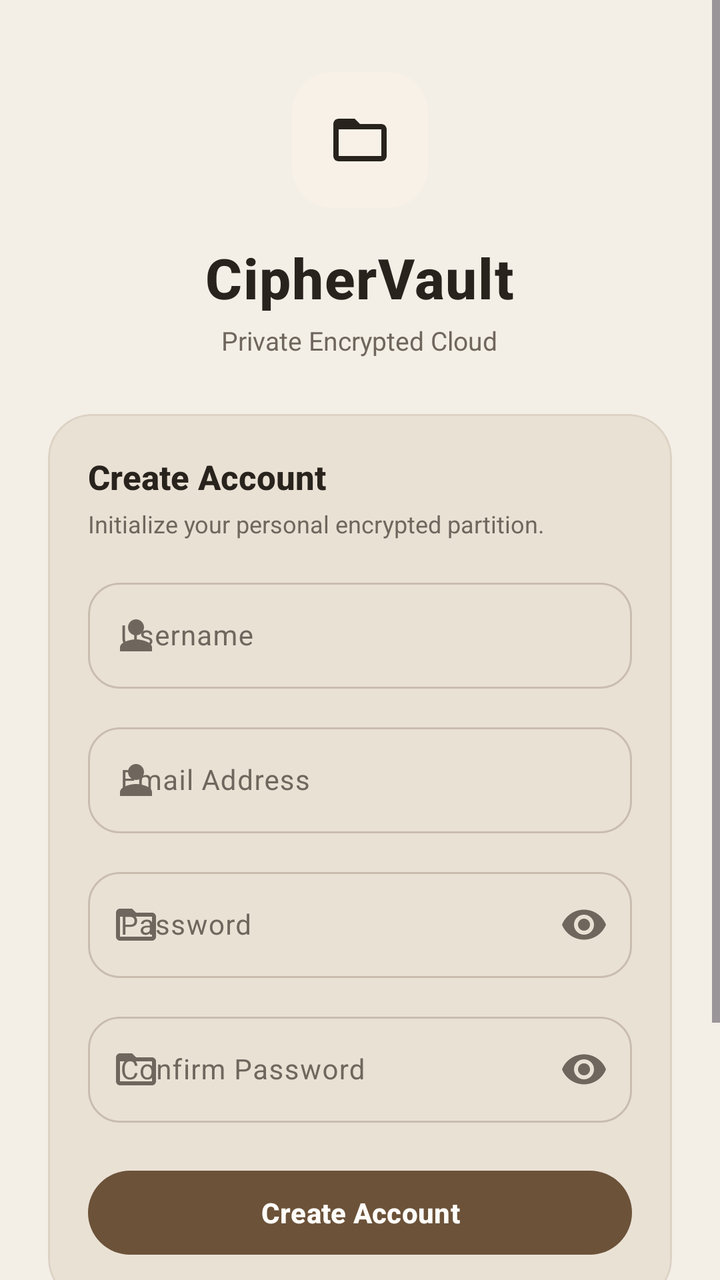
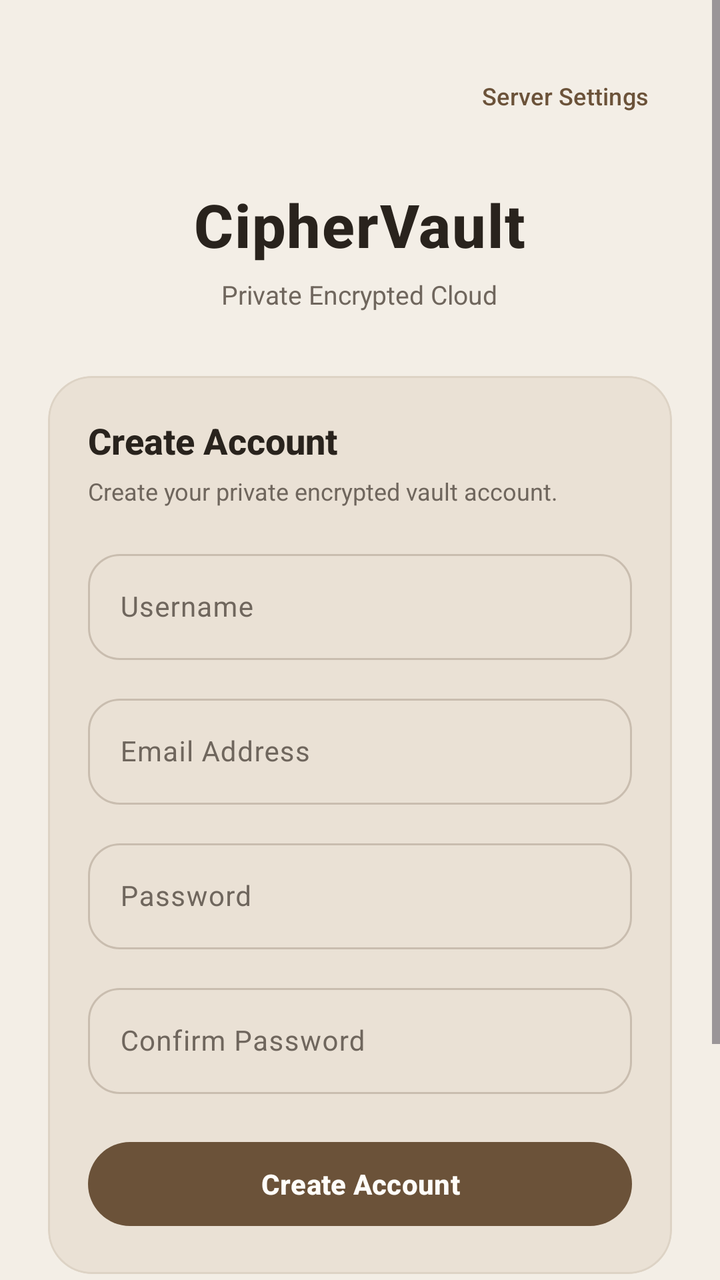

Before-and-after screenshots of an Android layout around one commit, followed by the original layout XML and the change that was made.
<!-- AndroidManifest.xml: application theme Theme.CipherVault -->
<!-- res/layout/activity_sign_up.xml -->
<?xml version="1.0" encoding="utf-8"?>
<ScrollView xmlns:android="http://schemas.android.com/apk/res/android"
    xmlns:app="http://schemas.android.com/apk/res-auto"
    android:layout_width="match_parent"
    android:layout_height="match_parent"
    android:fillViewport="true"
    android:fitsSystemWindows="true"
    android:background="?attr/colorSurface">

    <LinearLayout
        android:layout_width="match_parent"
        android:layout_height="wrap_content"
        android:orientation="vertical"
        android:gravity="center_horizontal"
        android:paddingHorizontal="24dp"
        android:paddingTop="36dp"
        android:paddingBottom="24dp">

        
        <com.google.android.material.card.MaterialCardView
            android:layout_width="68dp"
            android:layout_height="68dp"
            app:cardCornerRadius="20dp"
            app:cardElevation="0dp"
            app:strokeWidth="0dp"
            app:cardBackgroundColor="?attr/colorSecondaryContainer">

            <ImageView
                android:layout_width="32dp"
                android:layout_height="32dp"
                android:layout_gravity="center"
                android:contentDescription="New Vault Account"
                android:src="@drawable/ic_nav_files"
                app:tint="?attr/colorOnSecondaryContainer" />
        </com.google.android.material.card.MaterialCardView>

        
        <TextView
            android:layout_width="wrap_content"
            android:layout_height="wrap_content"
            android:layout_marginTop="16dp"
            android:text="CipherVault"
            android:textColor="?attr/colorOnSurface"
            android:textSize="28sp"
            android:fontFamily="sans-serif-medium"
            android:textStyle="bold"
            android:letterSpacing="0.02" />

        <TextView
            android:layout_width="wrap_content"
            android:layout_height="wrap_content"
            android:layout_marginTop="4dp"
            android:text="Private Encrypted Cloud"
            android:textColor="?attr/colorOnSurfaceVariant"
            android:textSize="13sp" />

        
        <com.google.android.material.card.MaterialCardView
            android:layout_width="match_parent"
            android:layout_height="wrap_content"
            android:layout_marginTop="28dp"
            app:cardCornerRadius="22dp"
            app:cardElevation="0dp"
            app:strokeWidth="1dp"
            app:strokeColor="?attr/colorOutlineVariant"
            app:cardBackgroundColor="?attr/colorSurfaceContainerLow">

            <LinearLayout
                android:layout_width="match_parent"
                android:layout_height="wrap_content"
                android:orientation="vertical"
                android:padding="20dp">

                <TextView
                    android:layout_width="match_parent"
                    android:layout_height="wrap_content"
                    android:text="Create Account"
                    android:textColor="?attr/colorOnSurface"
                    android:textSize="17sp"
                    android:fontFamily="sans-serif-medium"
                    android:textStyle="bold" />

                <TextView
                    android:layout_width="match_parent"
                    android:layout_height="wrap_content"
                    android:layout_marginTop="4dp"
                    android:text="Initialize your personal encrypted partition."
                    android:textColor="?attr/colorOnSurfaceVariant"
                    android:textSize="12sp"
                    android:lineSpacingExtra="2dp" />

                
                <com.google.android.material.textfield.TextInputLayout
                    android:layout_width="match_parent"
                    android:layout_height="wrap_content"
                    android:layout_marginTop="16dp"
                    android:hint="Username"
                    style="@style/Widget.Material3.TextInputLayout.OutlinedBox"
                    app:boxCornerRadiusTopStart="16dp"
                    app:boxCornerRadiusTopEnd="16dp"
                    app:boxCornerRadiusBottomStart="16dp"
                    app:boxCornerRadiusBottomEnd="16dp"
                    app:startIconDrawable="@drawable/ic_nav_profile"
                    app:startIconTint="?attr/colorOnSurfaceVariant">

                    <com.google.android.material.textfield.TextInputEditText
                        android:id="@+id/usernameInput"
                        android:layout_width="match_parent"
                        android:layout_height="wrap_content"
                        android:inputType="text"
                        android:singleLine="true"
                        android:textColor="?attr/colorOnSurface"
                        android:textSize="14sp" />
                </com.google.android.material.textfield.TextInputLayout>

                
                <com.google.android.material.textfield.TextInputLayout
                    android:layout_width="match_parent"
                    android:layout_height="wrap_content"
                    android:layout_marginTop="14dp"
                    android:hint="Email Address"
                    style="@style/Widget.Material3.TextInputLayout.OutlinedBox"
                    app:boxCornerRadiusTopStart="16dp"
                    app:boxCornerRadiusTopEnd="16dp"
                    app:boxCornerRadiusBottomStart="16dp"
                    app:boxCornerRadiusBottomEnd="16dp"
                    app:startIconDrawable="@drawable/ic_nav_profile"
                    app:startIconTint="?attr/colorOnSurfaceVariant">

                    <com.google.android.material.textfield.TextInputEditText
                        android:id="@+id/emailInput"
                        android:layout_width="match_parent"
                        android:layout_height="wrap_content"
                        android:inputType="textEmailAddress"
                        android:singleLine="true"
                        android:textColor="?attr/colorOnSurface"
                        android:textSize="14sp" />
                </com.google.android.material.textfield.TextInputLayout>

                
                <com.google.android.material.textfield.TextInputLayout
                    android:layout_width="match_parent"
                    android:layout_height="wrap_content"
                    android:layout_marginTop="14dp"
                    android:hint="Password"
                    style="@style/Widget.Material3.TextInputLayout.OutlinedBox"
                    app:boxCornerRadiusTopStart="16dp"
                    app:boxCornerRadiusTopEnd="16dp"
                    app:boxCornerRadiusBottomStart="16dp"
                    app:boxCornerRadiusBottomEnd="16dp"
                    app:startIconDrawable="@drawable/ic_nav_files"
                    app:startIconTint="?attr/colorOnSurfaceVariant"
                    app:endIconMode="password_toggle">

                    <com.google.android.material.textfield.TextInputEditText
                        android:id="@+id/passwordInput"
                        android:layout_width="match_parent"
                        android:layout_height="wrap_content"
                        android:inputType="textPassword"
                        android:singleLine="true"
                        android:textColor="?attr/colorOnSurface"
                        android:textSize="14sp" />
                </com.google.android.material.textfield.TextInputLayout>

                
                <com.google.android.material.textfield.TextInputLayout
                    android:layout_width="match_parent"
                    android:layout_height="wrap_content"
                    android:layout_marginTop="14dp"
                    android:hint="Confirm Password"
                    style="@style/Widget.Material3.TextInputLayout.OutlinedBox"
                    app:boxCornerRadiusTopStart="16dp"
                    app:boxCornerRadiusTopEnd="16dp"
                    app:boxCornerRadiusBottomStart="16dp"
                    app:boxCornerRadiusBottomEnd="16dp"
                    app:startIconDrawable="@drawable/ic_nav_files"
                    app:startIconTint="?attr/colorOnSurfaceVariant"
                    app:endIconMode="password_toggle">

                    <com.google.android.material.textfield.TextInputEditText
                        android:id="@+id/confirmPasswordInput"
                        android:layout_width="match_parent"
                        android:layout_height="wrap_content"
                        android:inputType="textPassword"
                        android:singleLine="true"
                        android:textColor="?attr/colorOnSurface"
                        android:textSize="14sp" />
                </com.google.android.material.textfield.TextInputLayout>

                
                <com.google.android.material.button.MaterialButton
                    android:id="@+id/registerButton"
                    android:layout_width="match_parent"
                    android:layout_height="50dp"
                    android:layout_marginTop="20dp"
                    android:text="Create Account"
                    android:textAllCaps="false"
                    android:textColor="?attr/colorOnPrimary"
                    android:textSize="14sp"
                    android:textStyle="bold"
                    app:backgroundTint="?attr/colorPrimary"
                    app:cornerRadius="25dp" />

            </LinearLayout>
        </com.google.android.material.card.MaterialCardView>

        
        <com.google.android.material.divider.MaterialDivider
            android:layout_width="match_parent"
            android:layout_height="wrap_content"
            android:layout_marginTop="28dp"
            app:dividerColor="?attr/colorOutlineVariant" />

        
        <TextView
            android:id="@+id/loginLink"
            android:layout_width="wrap_content"
            android:layout_height="48dp"
            android:layout_marginTop="14dp"
            android:gravity="center"
            android:clickable="true"
            android:focusable="true"
            android:text="Already registered? Sign In"
            android:textColor="?attr/colorPrimary"
            android:textSize="13sp"
            android:fontFamily="sans-serif-medium"
            android:textStyle="bold" />

        
        <TextView
            android:layout_width="wrap_content"
            android:layout_height="wrap_content"
            android:layout_marginTop="20dp"
            android:gravity="center"
            android:text="@string/caption_aes_gcm"
            android:textColor="?attr/colorOutline"
            android:textSize="11sp"
            android:letterSpacing="0.03" />

    </LinearLayout>
</ScrollView>
<!-- resources referenced by this layout -->
<resources>
  <!-- drawable ic_nav_files (drawable) -->
  <vector xmlns:android="http://schemas.android.com/apk/res/android"
      android:width="24dp"
      android:height="24dp"
      android:viewportWidth="24"
      android:viewportHeight="24">
    <path
        android:fillColor="@android:color/white"
        android:pathData="M20,6h-8l-2,-2H4C2.9,4 2.01,4.9 2.01,6L2,18c0,1.1 0.9,2 2,2h16c1.1,0 2,-0.9 2,-2V8c0,-1.1 -0.9,-2 -2,-2zM20,18H4V8h16v10z"/>
  </vector>
  <!-- drawable ic_nav_profile (drawable) -->
  <vector xmlns:android="http://schemas.android.com/apk/res/android"
      android:width="24dp"
      android:height="24dp"
      android:viewportWidth="24"
      android:viewportHeight="24">
    <path
        android:fillColor="@android:color/white"
        android:pathData="M12,12c2.21,0 4,-1.79 4,-4s-1.79,-4 -4,-4 -4,1.79 -4,4 1.79,4 4,4zM12,14c-2.67,0 -8,1.34 -8,4v2h16v-2c0,-2.66 -5.33,-4 -8,-4z"/>
  </vector>
  <string name="caption_aes_gcm">AES-256-GCM Encrypted Storage</string>
  <color name="cv_light_primary_brown">#6B5239</color>
  <color name="cv_light_surface">#FFFDF9</color>
  <color name="cv_light_surface_container">#EAE1D5</color>
  <color name="cv_light_text_primary">#29231D</color>
  <color name="cv_light_caramel">#A68157</color>
  <color name="cv_light_surface_elevated">#F7F1E8</color>
  <color name="cv_light_bg">#F3EEE6</color>
  <color name="cv_light_text_secondary">#6F665D</color>
  <color name="cv_light_outline">#C9BDAF</color>
  <color name="cv_light_outline_variant">#DDD3C5</color>
  <color name="status_error">#EF4444</color>
  <color name="status_error_container">#3D1515</color>
  <style name="ShapeAppearance.CipherVault.Small" parent="ShapeAppearance.Material3.Corner.Small">
          <item name="cornerSize">14dp</item>
      </style>
  <style name="ShapeAppearance.CipherVault.Medium" parent="ShapeAppearance.Material3.Corner.Medium">
          <item name="cornerSize">20dp</item>
      </style>
  <style name="ShapeAppearance.CipherVault.Large" parent="ShapeAppearance.Material3.Corner.Large">
          <item name="cornerSize">28dp</item>
      </style>
  <style name="Theme.CipherVault.BottomSheetDialog" parent="ThemeOverlay.Material3.BottomSheetDialog">
          <item name="bottomSheetStyle">@style/Widget.CipherVault.BottomSheet</item>
      </style>
  <style name="Widget.CipherVault.BottomSheet" parent="Widget.Material3.BottomSheet">
          <item name="shapeAppearance">@style/ShapeAppearance.CipherVault.BottomSheet</item>
          <item name="backgroundTint">@color/cv_light_surface</item>
      </style>
  <style name="ShapeAppearance.CipherVault.BottomSheet" parent="ShapeAppearance.Material3.Corner.Large">
          <item name="cornerSizeTopLeft">28dp</item>
          <item name="cornerSizeTopRight">28dp</item>
          <item name="cornerSizeBottomLeft">0dp</item>
          <item name="cornerSizeBottomRight">0dp</item>
      </style>
  <!-- unchanged entries left out for length: 1 -->
</resources>

<!-- the commit's change to res/layout/activity_sign_up.xml (unified diff, before → after) -->
@@ -13,35 +13,36 @@
         android:orientation="vertical"
         android:gravity="center_horizontal"
         android:paddingHorizontal="24dp"
-        android:paddingTop="36dp"
+        android:paddingTop="24dp"
         android:paddingBottom="24dp">
 
         
-        <com.google.android.material.card.MaterialCardView
-            android:layout_width="68dp"
-            android:layout_height="68dp"
-            app:cardCornerRadius="20dp"
-            app:cardElevation="0dp"
-            app:strokeWidth="0dp"
-            app:cardBackgroundColor="?attr/colorSecondaryContainer">
-
-            <ImageView
-                android:layout_width="32dp"
-                android:layout_height="32dp"
-                android:layout_gravity="center"
-                android:contentDescription="New Vault Account"
-                android:src="@drawable/ic_nav_files"
-                app:tint="?attr/colorOnSecondaryContainer" />
-        </com.google.android.material.card.MaterialCardView>
-
-        
-        <TextView
-            android:layout_width="wrap_content"
-            android:layout_height="wrap_content"
-            android:layout_marginTop="16dp"
+        <FrameLayout
+            android:layout_width="match_parent"
+            android:layout_height="wrap_content">
+
+            <com.google.android.material.button.MaterialButton
+                android:id="@+id/btnServerConfig"
+                style="@style/Widget.Material3.Button.TextButton"
+                android:layout_width="wrap_content"
+                android:layout_height="48dp"
+                android:layout_gravity="end"
+                android:minWidth="0dp"
+                android:text="Server Settings"
+                android:textAllCaps="false"
+                android:textColor="?attr/colorPrimary"
+                android:textSize="12sp" />
+
+        </FrameLayout>
+
+        
+        <TextView
+            android:layout_width="wrap_content"
+            android:layout_height="wrap_content"
+            android:layout_marginTop="20dp"
             android:text="CipherVault"
             android:textColor="?attr/colorOnSurface"
-            android:textSize="28sp"
+            android:textSize="30sp"
             android:fontFamily="sans-serif-medium"
             android:textStyle="bold"
             android:letterSpacing="0.02" />
@@ -49,7 +50,7 @@
         <TextView
             android:layout_width="wrap_content"
             android:layout_height="wrap_content"
-            android:layout_marginTop="4dp"
+            android:layout_marginTop="6dp"
             android:text="Private Encrypted Cloud"
             android:textColor="?attr/colorOnSurfaceVariant"
             android:textSize="13sp" />
@@ -58,12 +59,12 @@
         <com.google.android.material.card.MaterialCardView
             android:layout_width="match_parent"
             android:layout_height="wrap_content"
-            android:layout_marginTop="28dp"
+            android:layout_marginTop="32dp"
+            app:cardBackgroundColor="?attr/colorSurfaceContainerLow"
             app:cardCornerRadius="22dp"
             app:cardElevation="0dp"
-            app:strokeWidth="1dp"
             app:strokeColor="?attr/colorOutlineVariant"
-            app:cardBackgroundColor="?attr/colorSurfaceContainerLow">
+            app:strokeWidth="1dp">
 
             <LinearLayout
                 android:layout_width="match_parent"
@@ -71,37 +72,36 @@
                 android:orientation="vertical"
                 android:padding="20dp">
 
+                
                 <TextView
                     android:layout_width="match_parent"
                     android:layout_height="wrap_content"
                     android:text="Create Account"
                     android:textColor="?attr/colorOnSurface"
-                    android:textSize="17sp"
+                    android:textSize="18sp"
                     android:fontFamily="sans-serif-medium"
                     android:textStyle="bold" />
 
                 <TextView
                     android:layout_width="match_parent"
                     android:layout_height="wrap_content"
-                    android:layout_marginTop="4dp"
-                    android:text="Initialize your personal encrypted partition."
+                    android:layout_marginTop="5dp"
+                    android:text="Create your private encrypted vault account."
                     android:textColor="?attr/colorOnSurfaceVariant"
                     android:textSize="12sp"
                     android:lineSpacingExtra="2dp" />
 
                 
                 <com.google.android.material.textfield.TextInputLayout
-                    android:layout_width="match_parent"
-                    android:layout_height="wrap_content"
-                    android:layout_marginTop="16dp"
+                    style="@style/Widget.Material3.TextInputLayout.OutlinedBox"
+                    android:layout_width="match_parent"
+                    android:layout_height="wrap_content"
+                    android:layout_marginTop="18dp"
                     android:hint="Username"
-                    style="@style/Widget.Material3.TextInputLayout.OutlinedBox"
-                    app:boxCornerRadiusTopStart="16dp"
-                    app:boxCornerRadiusTopEnd="16dp"
-                    app:boxCornerRadiusBottomStart="16dp"
-                    app:boxCornerRadiusBottomEnd="16dp"
-                    app:startIconDrawable="@drawable/ic_nav_profile"
-                    app:startIconTint="?attr/colorOnSurfaceVariant">
+                    app:boxCornerRadiusTopStart="16dp"
+                    app:boxCornerRadiusTopEnd="16dp"
+                    app:boxCornerRadiusBottomStart="16dp"
+                    app:boxCornerRadiusBottomEnd="16dp">
 
                     <com.google.android.material.textfield.TextInputEditText
                         android:id="@+id/usernameInput"
@@ -111,21 +111,20 @@
                         android:singleLine="true"
                         android:textColor="?attr/colorOnSurface"
                         android:textSize="14sp" />
-                </com.google.android.material.textfield.TextInputLayout>
-
-                
-                <com.google.android.material.textfield.TextInputLayout
+
+                </com.google.android.material.textfield.TextInputLayout>
+
+                
+                <com.google.android.material.textfield.TextInputLayout
+                    style="@style/Widget.Material3.TextInputLayout.OutlinedBox"
                     android:layout_width="match_parent"
                     android:layout_height="wrap_content"
                     android:layout_marginTop="14dp"
                     android:hint="Email Address"
-                    style="@style/Widget.Material3.TextInputLayout.OutlinedBox"
-                    app:boxCornerRadiusTopStart="16dp"
-                    app:boxCornerRadiusTopEnd="16dp"
-                    app:boxCornerRadiusBottomStart="16dp"
-                    app:boxCornerRadiusBottomEnd="16dp"
-                    app:startIconDrawable="@drawable/ic_nav_profile"
-                    app:startIconTint="?attr/colorOnSurfaceVariant">
+                    app:boxCornerRadiusTopStart="16dp"
+                    app:boxCornerRadiusTopEnd="16dp"
+                    app:boxCornerRadiusBottomStart="16dp"
+                    app:boxCornerRadiusBottomEnd="16dp">
 
                     <com.google.android.material.textfield.TextInputEditText
                         android:id="@+id/emailInput"
@@ -135,22 +134,20 @@
                         android:singleLine="true"
                         android:textColor="?attr/colorOnSurface"
                         android:textSize="14sp" />
-                </com.google.android.material.textfield.TextInputLayout>
-
-                
-                <com.google.android.material.textfield.TextInputLayout
+
+                </com.google.android.material.textfield.TextInputLayout>
+
+                
+                <com.google.android.material.textfield.TextInputLayout
+                    style="@style/Widget.Material3.TextInputLayout.OutlinedBox"
                     android:layout_width="match_parent"
                     android:layout_height="wrap_content"
                     android:layout_marginTop="14dp"
                     android:hint="Password"
-                    style="@style/Widget.Material3.TextInputLayout.OutlinedBox"
-                    app:boxCornerRadiusTopStart="16dp"
-                    app:boxCornerRadiusTopEnd="16dp"
-                    app:boxCornerRadiusBottomStart="16dp"
-                    app:boxCornerRadiusBottomEnd="16dp"
-                    app:startIconDrawable="@drawable/ic_nav_files"
-                    app:startIconTint="?attr/colorOnSurfaceVariant"
-                    app:endIconMode="password_toggle">
+                    app:boxCornerRadiusTopStart="16dp"
+                    app:boxCornerRadiusTopEnd="16dp"
+                    app:boxCornerRadiusBottomStart="16dp"
+                    app:boxCornerRadiusBottomEnd="16dp">
 
                     <com.google.android.material.textfield.TextInputEditText
                         android:id="@+id/passwordInput"
@@ -160,22 +157,20 @@
                         android:singleLine="true"
                         android:textColor="?attr/colorOnSurface"
                         android:textSize="14sp" />
-                </com.google.android.material.textfield.TextInputLayout>
-
-                
-                <com.google.android.material.textfield.TextInputLayout
+
+                </com.google.android.material.textfield.TextInputLayout>
+
+                
+                <com.google.android.material.textfield.TextInputLayout
+                    style="@style/Widget.Material3.TextInputLayout.OutlinedBox"
                     android:layout_width="match_parent"
                     android:layout_height="wrap_content"
                     android:layout_marginTop="14dp"
                     android:hint="Confirm Password"
-                    style="@style/Widget.Material3.TextInputLayout.OutlinedBox"
-                    app:boxCornerRadiusTopStart="16dp"
-                    app:boxCornerRadiusTopEnd="16dp"
-                    app:boxCornerRadiusBottomStart="16dp"
-                    app:boxCornerRadiusBottomEnd="16dp"
-                    app:startIconDrawable="@drawable/ic_nav_files"
-                    app:startIconTint="?attr/colorOnSurfaceVariant"
-                    app:endIconMode="password_toggle">
+                    app:boxCornerRadiusTopStart="16dp"
+                    app:boxCornerRadiusTopEnd="16dp"
+                    app:boxCornerRadiusBottomStart="16dp"
+                    app:boxCornerRadiusBottomEnd="16dp">
 
                     <com.google.android.material.textfield.TextInputEditText
                         android:id="@+id/confirmPasswordInput"
@@ -185,6 +180,7 @@
                         android:singleLine="true"
                         android:textColor="?attr/colorOnSurface"
                         android:textSize="14sp" />
+
                 </com.google.android.material.textfield.TextInputLayout>
 
                 
@@ -202,6 +198,7 @@
                     app:cornerRadius="25dp" />
 
             </LinearLayout>
+
         </com.google.android.material.card.MaterialCardView>
 
         
@@ -216,10 +213,10 @@
             android:id="@+id/loginLink"
             android:layout_width="wrap_content"
             android:layout_height="48dp"
-            android:layout_marginTop="14dp"
-            android:gravity="center"
+            android:layout_marginTop="12dp"
             android:clickable="true"
             android:focusable="true"
+            android:gravity="center"
             android:text="Already registered? Sign In"
             android:textColor="?attr/colorPrimary"
             android:textSize="13sp"
@@ -238,4 +235,5 @@
             android:letterSpacing="0.03" />
 
     </LinearLayout>
+
 </ScrollView>
<!-- resource entries referenced after the edit -->
@@ -1,25 +1,5 @@
 <!-- resources referenced by this layout -->
 <resources>
-  <!-- drawable ic_nav_files (drawable) -->
-  <vector xmlns:android="http://schemas.android.com/apk/res/android"
-      android:width="24dp"
-      android:height="24dp"
-      android:viewportWidth="24"
-      android:viewportHeight="24">
-    <path
-        android:fillColor="@android:color/white"
-        android:pathData="M20,6h-8l-2,-2H4C2.9,4 2.01,4.9 2.01,6L2,18c0,1.1 0.9,2 2,2h16c1.1,0 2,-0.9 2,-2V8c0,-1.1 -0.9,-2 -2,-2zM20,18H4V8h16v10z"/>
-  </vector>
-  <!-- drawable ic_nav_profile (drawable) -->
-  <vector xmlns:android="http://schemas.android.com/apk/res/android"
-      android:width="24dp"
-      android:height="24dp"
-      android:viewportWidth="24"
-      android:viewportHeight="24">
-    <path
-        android:fillColor="@android:color/white"
-        android:pathData="M12,12c2.21,0 4,-1.79 4,-4s-1.79,-4 -4,-4 -4,1.79 -4,4 1.79,4 4,4zM12,14c-2.67,0 -8,1.34 -8,4v2h16v-2c0,-2.66 -5.33,-4 -8,-4z"/>
-  </vector>
   <string name="caption_aes_gcm">AES-256-GCM Encrypted Storage</string>
   <color name="cv_light_primary_brown">#6B5239</color>
   <color name="cv_light_surface">#FFFDF9</color>
